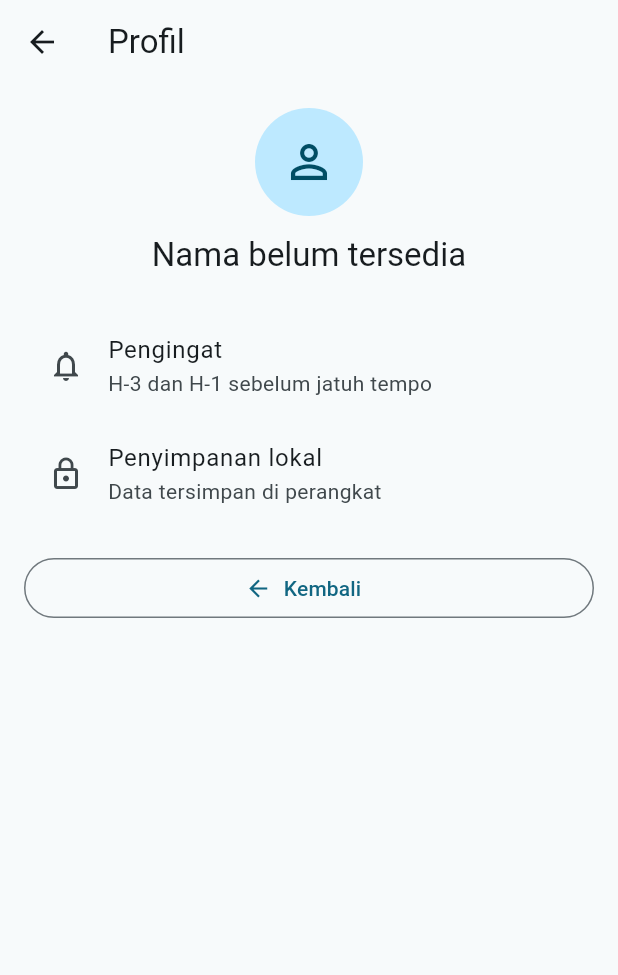
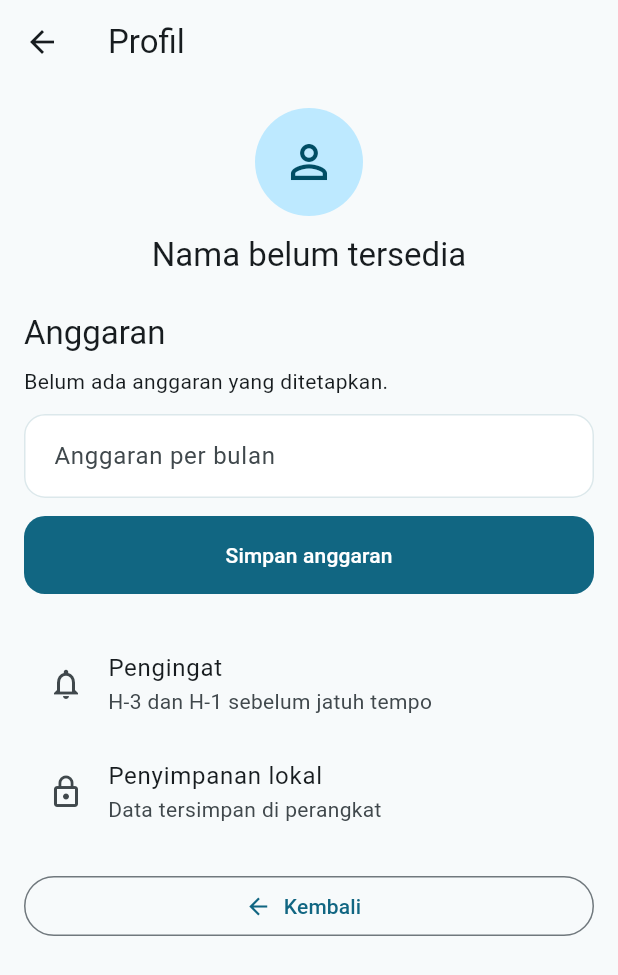
Before and after one commit to BceHe/SubCut, a Flutter app: the DashboardScreen screen opened by its route, after a tap on the "person outline" icon, on a phone screen of 412 x 824 dp. Shown: the top 975 px of the screen. Run offline on Flutter 3.47's test engine with Material 3 defaults, Android fonts, the phone set to English and light mode, and no system bars; our stand-ins replace flutter_local_notifications, flutter_secure_storage, image_picker, sqflite_sqlcipher, timezone; missing offline and left inert: google_mlkit_text_recognition; accounts and stored records are empty.

Commit message:
feat: add monthly subscription budget tracking
Co-authored-by: Copilot <223556219+Copilot@users.noreply.github.com>

```diff
--- a/lib/app.dart
+++ b/lib/app.dart
@@ -1,6 +1,7 @@
 import 'package:flutter/material.dart';
 
 import 'features/dashboard/presentation/dashboard_screen.dart';
+import 'features/settings/data/budget_repository.dart';
 import 'features/settings/data/profile_repository.dart';
 import 'features/settings/presentation/profile_entry_gate.dart';
 import 'features/settings/presentation/profile_screen.dart';
@@ -10,13 +11,19 @@ import 'features/subscriptions/models/subscription.dart';
 import 'routes/app_routes.dart';
 
 class SubCutApp extends StatelessWidget {
-  const SubCutApp({this.profileRepository, super.key});
+  const SubCutApp({
+    this.profileRepository,
+    this.budgetRepository,
+    super.key,
+  });
 
   final ProfileRepository? profileRepository;
+  final BudgetRepository? budgetRepository;
 
   @override
   Widget build(BuildContext context) {
     final repository = profileRepository ?? ProfileRepository();
+    final budget = budgetRepository ?? BudgetRepository();
     return MaterialApp(
       title: 'SubCut',
       debugShowCheckedModeBanner: false,
@@ -69,14 +76,22 @@ class SubCutApp extends StatelessWidget {
         ),
         useMaterial3: true,
       ),
-      home: ProfileEntryGate(repository: repository),
+      home: ProfileEntryGate(
+        repository: repository,
+        budgetRepository: budget,
+      ),
       onGenerateRoute: (settings) {
         switch (settings.name) {
           case AppRoutes.dashboard:
-            return MaterialPageRoute(builder: (_) => const DashboardScreen());
+            return MaterialPageRoute(
+              builder: (_) => DashboardScreen(budgetRepository: budget),
+            );
           case AppRoutes.profile:
             return MaterialPageRoute(
-              builder: (_) => ProfileScreen(repository: repository),
+              builder: (_) => ProfileScreen(
+                repository: repository,
+                budgetRepository: budget,
+              ),
             );
           case AppRoutes.detail:
             final subscription = settings.arguments as Subscription;
--- a/lib/features/dashboard/presentation/dashboard_screen.dart
+++ b/lib/features/dashboard/presentation/dashboard_screen.dart
@@ -2,13 +2,18 @@ import 'package:flutter/material.dart';
 
 import '../../../core/utils/currency_formatter.dart';
 import '../../../routes/app_routes.dart';
+import '../../settings/data/budget_repository.dart';
+import '../../settings/domain/budget_rules.dart';
+import '../widgets/monthly_budget_card.dart';
 import '../../subscriptions/data/subscription_repository.dart';
 import '../../subscriptions/models/subscription.dart';
 import '../../subscriptions/widgets/subscription_card.dart';
 import '../../subscriptions/domain/subscription_business_rules.dart';
 
 class DashboardScreen extends StatefulWidget {
-  const DashboardScreen({super.key});
+  const DashboardScreen({this.budgetRepository, super.key});
+
+  final BudgetRepository? budgetRepository;
 
   @override
   State<DashboardScreen> createState() => _DashboardScreenState();
@@ -16,16 +21,25 @@ class DashboardScreen extends StatefulWidget {
 
 class _DashboardScreenState extends State<DashboardScreen> {
   final _repository = SubscriptionRepository();
-  late Future<List<Subscription>> _subscriptionsFuture;
+  late final BudgetRepository _budgetRepository;
+  late Future<({List<Subscription> subscriptions, int? budget})> _dataFuture;
 
   @override
   void initState() {
     super.initState();
+    _budgetRepository = widget.budgetRepository ?? BudgetRepository();
     _reload();
   }
 
   void _reload() {
-    _subscriptionsFuture = _repository.getActiveSubscriptions();
+    _dataFuture = _loadDashboardData();
+  }
+
+  Future<({List<Subscription> subscriptions, int? budget})>
+      _loadDashboardData() async {
+    final subscriptions = await _repository.getActiveSubscriptions();
+    final budget = await _budgetRepository.getMonthlyBudget();
+    return (subscriptions: subscriptions, budget: budget);
   }
 
   Future<void> _openForm([Subscription? subscription]) async {
@@ -39,6 +53,13 @@ class _DashboardScreenState extends State<DashboardScreen> {
     }
   }
 
+  Future<void> _openProfile() async {
+    await Navigator.pushNamed(context, AppRoutes.profile);
+    if (mounted) {
+      setState(_reload);
+    }
+  }
+
   @override
   Widget build(BuildContext context) {
     return Scaffold(
@@ -48,13 +69,13 @@ class _DashboardScreenState extends State<DashboardScreen> {
         actions: [
           IconButton(
             tooltip: 'Profil',
-            onPressed: () => Navigator.pushNamed(context, AppRoutes.profile),
+            onPressed: _openProfile,
             icon: const Icon(Icons.person_outline),
           ),
         ],
       ),
-      body: FutureBuilder<List<Subscription>>(
-        future: _subscriptionsFuture,
+      body: FutureBuilder<({List<Subscription> subscriptions, int? budget})>(
+        future: _dataFuture,
         builder: (context, snapshot) {
           if (snapshot.connectionState == ConnectionState.waiting) {
             return const Center(child: CircularProgressIndicator());
@@ -62,7 +83,8 @@ class _DashboardScreenState extends State<DashboardScreen> {
           if (snapshot.hasError) {
             return Center(child: Text('Gagal memuat data: ${snapshot.error}'));
           }
-          final subscriptions = snapshot.data ?? const <Subscription>[];
+          final data = snapshot.data!;
+          final subscriptions = data.subscriptions;
           final monthlyBurnRate =
               SubscriptionBusinessRules.monthlyBurnRate(subscriptions);
           return RefreshIndicator(
@@ -103,6 +125,25 @@ class _DashboardScreenState extends State<DashboardScreen> {
                     ),
                   ),
                 ),
+                const SizedBox(height: 12),
+                if (data.budget case final budget?)
+                  MonthlyBudgetCard(
+                    status: BudgetRules.calculateStatus(
+                      spent: monthlyBurnRate,
+                      budget: budget,
+                    ),
+                  )
+                else
+                  Card(
+                    child: ListTile(
+                      leading: const Icon(Icons.savings_outlined),
+                      title: const Text('Atur anggaran bulanan'),
+                      subtitle:
+                          const Text('Bandingkan pengeluaran dengan batasmu.'),
+                      trailing: const Icon(Icons.chevron_right),
+                      onTap: _openProfile,
+                    ),
+                  ),
                 const SizedBox(height: 24),
                 Row(
                   mainAxisAlignment: MainAxisAlignment.spaceBetween,
--- /dev/null
+++ b/lib/features/settings/data/budget_repository.dart
@@ -0,0 +1,25 @@
+import 'package:flutter_secure_storage/flutter_secure_storage.dart';
+
+class BudgetRepository {
+  BudgetRepository({FlutterSecureStorage? storage})
+      : _storage = storage ?? const FlutterSecureStorage();
+
+  static const _monthlyBudgetKey = 'subcut_monthly_budget';
+  final FlutterSecureStorage _storage;
+
+  Future<int?> getMonthlyBudget() async {
+    final value = await _storage.read(key: _monthlyBudgetKey);
+    if (value == null) {
+      return null;
+    }
+    return int.tryParse(value);
+  }
+
+  Future<void> saveMonthlyBudget(int amount) async {
+    await _storage.write(key: _monthlyBudgetKey, value: amount.toString());
+  }
+
+  Future<void> clearMonthlyBudget() async {
+    await _storage.delete(key: _monthlyBudgetKey);
+  }
+}
--- /dev/null
+++ b/lib/features/settings/domain/budget_rules.dart
@@ -0,0 +1,53 @@
+class BudgetStatus {
+  const BudgetStatus({
+    required this.spent,
+    required this.budget,
+  });
+
+  final int spent;
+  final int budget;
+
+  int get remaining => budget - spent;
+  double get progress => (spent / budget).clamp(0, 1).toDouble();
+  double get percentage => spent / budget * 100;
+  bool get isExceeded => spent > budget;
+  bool get isExhausted => spent == budget;
+  bool get isNearLimit => spent >= budget * 0.8 && spent < budget;
+}
+
+class BudgetRules {
+  const BudgetRules._();
+
+  static String? validateBudgetInput(String? value) {
+    if (value == null || value.trim().isEmpty) {
+      return 'Anggaran wajib diisi.';
+    }
+    final amount = parseBudget(value);
+    if (amount == null || amount <= 0) {
+      return 'Masukkan anggaran berupa angka lebih dari 0.';
+    }
+    return null;
+  }
+
+  static int? parseBudget(String value) {
+    final normalized = value.trim();
+    final isValidNumber = RegExp(r'^\d+$').hasMatch(normalized);
+    final isValidGroupedNumber =
+        RegExp(r'^\d{1,3}(?:\.\d{3})+$').hasMatch(normalized);
+    if (!isValidNumber && !isValidGroupedNumber) {
+      return null;
+    }
+    return int.tryParse(normalized.replaceAll('.', ''));
+  }
+
+  static BudgetStatus calculateStatus({
+    required int spent,
+    required int budget,
+  }) {
+    if (spent < 0 || budget <= 0) {
+      throw ArgumentError(
+          'Spent must be non-negative and budget must be positive.');
+    }
+    return BudgetStatus(spent: spent, budget: budget);
+  }
+}
--- /dev/null
+++ b/lib/features/settings/presentation/monthly_budget_settings.dart
@@ -0,0 +1,189 @@
+import 'package:flutter/material.dart';
+
+import '../../../core/utils/currency_formatter.dart';
+import '../data/budget_repository.dart';
+import '../domain/budget_rules.dart';
+
+class MonthlyBudgetSettings extends StatefulWidget {
+  const MonthlyBudgetSettings({required this.repository, super.key});
+
+  final BudgetRepository repository;
+
+  @override
+  State<MonthlyBudgetSettings> createState() => _MonthlyBudgetSettingsState();
+}
+
+class _MonthlyBudgetSettingsState extends State<MonthlyBudgetSettings> {
+  final _formKey = GlobalKey<FormState>();
+  final _amountController = TextEditingController();
+  int? _monthlyBudget;
+  bool _isLoading = true;
+  bool _isSaving = false;
+  String? _errorMessage;
+  String? _successMessage;
+
+  @override
+  void initState() {
+    super.initState();
+    _loadBudget();
+  }
+
+  @override
+  void dispose() {
+    _amountController.dispose();
+    super.dispose();
+  }
+
+  Future<void> _loadBudget() async {
+    setState(() {
+      _isLoading = true;
+      _errorMessage = null;
+    });
+    try {
+      final budget = await widget.repository.getMonthlyBudget();
+      if (!mounted) return;
+      setState(() {
+        _monthlyBudget = budget;
+        _amountController.text = budget?.toString() ?? '';
+        _isLoading = false;
+      });
+    } catch (error) {
+      if (!mounted) return;
+      setState(() {
+        _errorMessage = 'Gagal memuat anggaran: $error';
+        _isLoading = false;
+      });
+    }
+  }
+
+  Future<void> _saveBudget() async {
+    if (_isSaving || !_formKey.currentState!.validate()) return;
+
+    final amount = BudgetRules.parseBudget(_amountController.text)!;
+    setState(() {
+      _isSaving = true;
+      _errorMessage = null;
+      _successMessage = null;
+    });
+    try {
+      await widget.repository.saveMonthlyBudget(amount);
+      if (!mounted) return;
+      setState(() {
+        _monthlyBudget = amount;
+        _successMessage = 'Anggaran bulanan berhasil disimpan.';
+      });
+    } catch (error) {
+      if (mounted) {
+        setState(() {
+          _errorMessage = 'Gagal menyimpan anggaran: $error';
+        });
+      }
+    } finally {
+      if (mounted) {
+        setState(() {
+          _isSaving = false;
+        });
+      }
+    }
+  }
+
+  Future<void> _clearBudget() async {
+    setState(() {
+      _isSaving = true;
+      _errorMessage = null;
+      _successMessage = null;
+    });
+    try {
+      await widget.repository.clearMonthlyBudget();
+      if (!mounted) return;
+      setState(() {
+        _monthlyBudget = null;
+        _amountController.clear();
+        _successMessage = 'Anggaran bulanan dihapus.';
+      });
+    } catch (error) {
+      if (mounted) {
+        setState(() {
+          _errorMessage = 'Gagal menghapus anggaran: $error';
+        });
+      }
+    } finally {
+      if (mounted) {
+        setState(() {
+          _isSaving = false;
+        });
+      }
+    }
+  }
+
+  @override
+  Widget build(BuildContext context) {
+    if (_isLoading) {
+      return const Center(child: CircularProgressIndicator());
+    }
+    if (_errorMessage != null && _monthlyBudget == null) {
+      return Column(
+        crossAxisAlignment: CrossAxisAlignment.start,
+        children: [
+          Text(_errorMessage!),
+          TextButton(onPressed: _loadBudget, child: const Text('Coba lagi')),
+        ],
+      );
+    }
+
+    return Form(
+      key: _formKey,
+      child: Column(
+        crossAxisAlignment: CrossAxisAlignment.stretch,
+        children: [
+          Text(
+            _monthlyBudget == null
+                ? 'Belum ada anggaran yang ditetapkan.'
+                : 'Anggaran saat ini: ${formatIdr(_monthlyBudget!)}',
+          ),
+          const SizedBox(height: 12),
+          TextFormField(
+            controller: _amountController,
+            keyboardType: TextInputType.number,
+            decoration: const InputDecoration(
+              labelText: 'Anggaran per bulan',
+              prefixText: 'Rp ',
+              hintText: 'Contoh: 1500000',
+            ),
+            validator: BudgetRules.validateBudgetInput,
+          ),
+          if (_errorMessage != null) ...[
+            const SizedBox(height: 8),
+            Text(
+              _errorMessage!,
+              style: TextStyle(color: Theme.of(context).colorScheme.error),
+            ),
+          ],
+          if (_successMessage != null) ...[
+            const SizedBox(height: 8),
+            Text(
+              _successMessage!,
+              style: TextStyle(color: Theme.of(context).colorScheme.primary),
+            ),
+          ],
+          const SizedBox(height: 12),
+          FilledButton(
+            onPressed: _isSaving ? null : _saveBudget,
+            child: _isSaving
+                ? const SizedBox(
+                    width: 20,
+                    height: 20,
+                    child: CircularProgressIndicator(strokeWidth: 2),
+                  )
+                : const Text('Simpan anggaran'),
+          ),
+          if (_monthlyBudget != null)
+            TextButton(
+              onPressed: _isSaving ? null : _clearBudget,
+              child: const Text('Hapus anggaran'),
+            ),
+        ],
+      ),
+    );
+  }
+}
--- a/lib/features/settings/presentation/profile_screen.dart
+++ b/lib/features/settings/presentation/profile_screen.dart
@@ -1,11 +1,18 @@
 import 'package:flutter/material.dart';
 
+import '../data/budget_repository.dart';
 import '../data/profile_repository.dart';
+import 'monthly_budget_settings.dart';
 
 class ProfileScreen extends StatefulWidget {
-  const ProfileScreen({required this.repository, super.key});
+  const ProfileScreen({
+    required this.repository,
+    required this.budgetRepository,
+    super.key,
+  });
 
   final ProfileRepository repository;
+  final BudgetRepository budgetRepository;
 
   @override
   State<ProfileScreen> createState() => _ProfileScreenState();
@@ -63,6 +70,13 @@ class _ProfileScreenState extends State<ProfileScreen> {
                 textAlign: TextAlign.center,
               ),
               const SizedBox(height: 24),
+              Text(
+                'Anggaran',
+                style: Theme.of(context).textTheme.titleLarge,
+              ),
+              const SizedBox(height: 8),
+              MonthlyBudgetSettings(repository: widget.budgetRepository),
+              const SizedBox(height: 24),
               const ListTile(
                 leading: Icon(Icons.notifications_outlined),
                 title: Text('Pengingat'),
```
Also changed, not shown: lib/features/dashboard/widgets/monthly_budget_card.dart (added, +76 -0 lines), lib/features/settings/presentation/profile_entry_gate.dart (+9 -3 lines), 3 other files.
